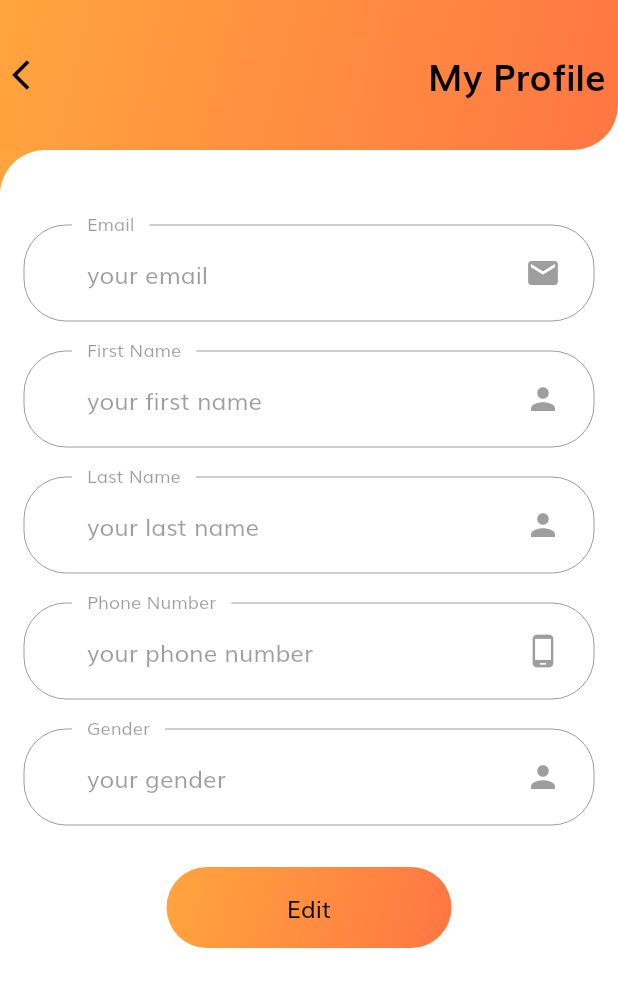
After one commit to TubaNasir/ecommerce, a Flutter app: the MyProfile screen opened directly, item 4 of the bottom bar chosen, after a tap on "My Profile", on a phone screen of 412 x 824 dp. The commit adds this screen. Shown: the top 987 px of the screen. Run offline on Flutter 3.47's test engine with Material 2 defaults, Android fonts, the phone set to English and light mode, and no system bars; our stand-ins replace flutter_svg; network calls fail.

Commit message:
edit profile

```diff
--- a/lib/components/button.dart
+++ b/lib/components/button.dart
@@ -13,7 +13,7 @@ class CustomButton extends StatelessWidget {
   @override
   Widget build(BuildContext context) {
     return SizedBox(
-      width: double.infinity,
+      width: MediaQuery.of(context).size.width/2,
       height: 70,
       child: TextButton(
         style: TextButton.styleFrom(
--- /dev/null
+++ b/lib/screens/account/edit_profile.dart
@@ -0,0 +1,103 @@
+import 'package:ecommerce/components/layout.dart';
+import 'package:ecommerce/screens/my_profile.dart';
+import 'package:ecommerce/widgets/customAppBar.dart';
+import 'package:flutter/material.dart';
+
+import '../../components/button.dart';
+import '../../components/suffix_icon.dart';
+
+class EditProfile extends StatelessWidget {
+  const EditProfile({Key? key}) : super(key: key);
+
+  @override
+  Widget build(BuildContext context) {
+    return Scaffold(
+      appBar: CustomAppBar(title: "My Profile", backButton: true,),
+      body: SingleChildScrollView(
+        child: Padding(
+            padding: const EdgeInsets.fromLTRB(16.0, 0.0, 16.0, 16.0),
+            child: EditProfileForm(),
+          ),
+      ),
+    );
+  }
+}
+
+class EditProfileForm extends StatelessWidget {
+  const EditProfileForm({Key? key}) : super(key: key);
+
+  @override
+  Widget build(BuildContext context) {
+    return Column(
+      children: [
+        SizedBox(height: 20,),
+        FormField(
+          labelText: "Email",
+          hintText: "your email",
+          icon: SuffixIcon(icon: Icons.email),
+        ),
+        SizedBox(height: 20,),
+        FormField(
+          labelText: "First Name",
+          hintText: "your first name",
+          icon: SuffixIcon(icon: Icons.person),
+        ),
+        SizedBox(height: 20,),
+        FormField(
+          labelText: "Last Name",
+          hintText: "your last name",
+          icon: SuffixIcon(icon: Icons.person),
+        ),
+        SizedBox(height: 20,),
+        FormField(
+          labelText: "Phone Number",
+          hintText: "your phone number",
+          icon: SuffixIcon(icon: Icons.phone_android),
+        ),
+        SizedBox(height: 20,),
+        FormField(
+          labelText: "Gender",
+          hintText: "your gender",
+          icon: SuffixIcon(icon: Icons.person),
+        ),
+        SizedBox(height: 20,),
+        CustomButton(
+            text: "Edit",
+            pressed: () {
+              print('hello');
+              //state mgmt set enabled to tru; if enabled = true, button = save changes
+            }),
+      ],
+    );
+  }
+}
+
+
+class FormField extends StatelessWidget {
+  const FormField(
+      {Key? key,
+      required this.hintText,
+      required this.labelText,
+      required this.icon})
+      : super(key: key);
+
+  final String labelText, hintText;
+  final SuffixIcon icon;
+
+  @override
+  Widget build(BuildContext context) {
+    return Column(
+      children: [
+        TextFormField(
+          decoration: InputDecoration(
+            labelText: labelText,
+            hintText: hintText,
+            enabled: false,
+            floatingLabelBehavior: FloatingLabelBehavior.always,
+            suffixIcon: icon, //SuffixIcon(icon: Icons.email)
+          ),
+        ),
+      ],
+    );
+  }
+}
--- a/lib/screens/my_profile.dart
+++ b/lib/screens/my_profile.dart
@@ -1,7 +1,12 @@
+import 'package:ecommerce/screens/account/edit_profile.dart';
+import 'package:ecommerce/widgets/customAppBar.dart';
 import 'package:flutter/material.dart';
 import 'package:ecommerce/widgets/BottomNavBar.dart';
 import 'package:ecommerce/model/BottomNavBar_model.dart';
 import 'package:provider/provider.dart';
+
+import '../components/layout.dart';
+import '../constants.dart';
 
 class MyProfile extends StatefulWidget {
   const MyProfile({Key? key}) : super(key: key);
@@ -15,6 +20,128 @@ class _MyProfileState extends State<MyProfile> {
   Widget build(BuildContext context) {
     final Size size = MediaQuery.of(context).size;
     return Scaffold(
+      appBar: CustomAppBar(
+        title: 'My Profile', backButton: false,
+      ),
+      body: Stack(
+        children: [
+          Layout(widget: AccountBody()),
+          //AccountBody(),
+          BottomNavBar(),
+        ],
+      ),
+    );
+  }
+}
+
+
+class AccountBody extends StatelessWidget {
+  const AccountBody({Key? key}) : super(key: key);
+
+  @override
+  Widget build(BuildContext context) {
+    return ListView(
+      children: [
+        ProfilePic(),
+        SizedBox(
+          height: 20,
+        ),
+        ProfileMenu(
+            icon: Icon(Icons.person, color: PrimaryColor),
+            text: "My Profile",
+            iconRight: const Icon(Icons.chevron_right, color: PrimaryColor,),
+            press: () {
+              Navigator.of(context).push(
+                MaterialPageRoute(
+                  builder: (context) => EditProfile(),
+                ),
+              );
+            }
+        ),
+        ProfileMenu(
+            icon: Icon(Icons.square_rounded, color: PrimaryColor),
+            text: "My Orders",
+            iconRight: Icon(Icons.chevron_right, color: PrimaryColor),
+            press: () {}
+        ),
+        ProfileMenu(
+            icon: Icon(Icons.mic, color: PrimaryColor),
+            text: "Voice Assisstant",
+            iconRight: Icon(Icons.toggle_off, color: PrimaryColor),  //HAVE TO IMPLEMENT TOGGLE FUNCTIONALITY LATER
+            press: () {}
+        ),
+        ProfileMenu(
+            icon: Icon(Icons.logout, color: PrimaryColor),
+            text: "Log Out",
+            iconRight: Icon(Icons.chevron_right, color: PrimaryColor),  //HAVE TO IMPLEMENT TOGGLE FUNCTIONALITY LATER
+            press: () {}
+        ),
+      ],
+    );
+  }
+}
+
+class ProfilePic extends StatelessWidget {
+  const ProfilePic({Key? key}) : super(key: key);
+
+  @override
+  Widget build(BuildContext context) {
+    return const Center(
+      child: SizedBox(
+        height: 115,
+        width: 115,
+        child: CircleAvatar(
+          backgroundImage: NetworkImage(
+              'https://i1.pickpik.com/photos/528/587/667/bloom-blossom-blur-close-up-preview.jpg'),
+        ),
+      ),
+    );
+  }
+}
+
+
+class ProfileMenu extends StatelessWidget {
+  const ProfileMenu({
+    Key? key,
+    required this.text,
+    required this.icon,
+    required this.press,
+    required this.iconRight,
+  }) : super(key: key);
+
+  final String text;
+  final Icon icon, iconRight;
+  final VoidCallback press;
+
+  @override
+  Widget build(BuildContext context) {
+    return Padding(
+      padding: const EdgeInsets.symmetric(horizontal: 20, vertical: 10),
+      child: ElevatedButton(
+        onPressed: press,
+        style: ElevatedButton.styleFrom(
+            backgroundColor: Color(0xFFF5F6F9),
+            shape: RoundedRectangleBorder(
+                borderRadius: BorderRadius.circular(15))),
+        child: Padding(
+          padding: const EdgeInsets.all(20.0),
+          child: Row(
+            children: [
+              icon,
+              SizedBox(
+                width: 20,
+              ),
+              Expanded(
+                child: Text(
+                  text,
+                  style: Theme.of(context).textTheme.bodyLarge,
+                ),
+              ),
+              iconRight
+            ],
+          ),
+        ),
+      ),
     );
   }
 }
```
